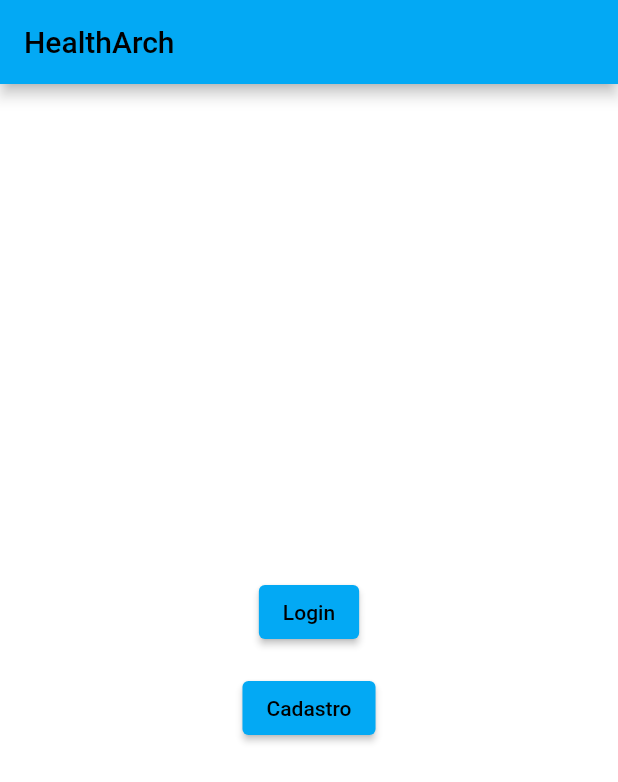
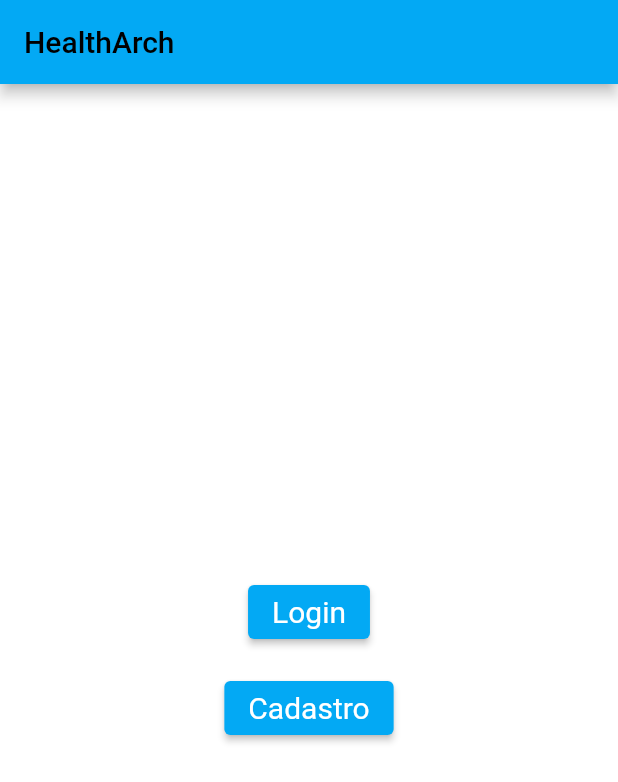
Before and after one commit to GABRIEL-ASSYS/HealthArch-Flutter-2.0, a Flutter app: the screen it shows after launch, on a phone screen of 412 x 824 dp. Shown: the top 782 px of the screen. Run offline on Flutter 3.47's test engine with Material 2 defaults, Android fonts, the phone set to English and light mode, and no system bars; our stand-ins replace cloud_firestore, firebase_auth, firebase_core; accounts and stored records are empty.

Commit message:
Update home_screen.dart

```diff
--- a/lib/screens/Home/home_screen.dart
+++ b/lib/screens/Home/home_screen.dart
@@ -3,7 +3,7 @@ import 'package:health_arch/screens/Cadastro/cadastro_screen.dart';
 import '../Login/login_screen.dart';
 
 class HomeScreen extends StatefulWidget {
-  const HomeScreen({super.key});
+  const HomeScreen({Key? key});
 
   @override
   HomeScreenState createState() => HomeScreenState();
@@ -24,6 +24,11 @@ class HomeScreenState extends State<HomeScreen> {
               onPressed: () {
                 _navigateToLoginScreen(context);
               },
+              style: ElevatedButton.styleFrom(
+                primary: Colors.lightBlue,
+                onPrimary: Colors.white,
+                textStyle: const TextStyle(fontSize: 20),
+              ),
               child: const Text('Login'),
             ),
             const SizedBox(height: 16.0),
@@ -31,6 +36,11 @@ class HomeScreenState extends State<HomeScreen> {
               onPressed: () {
                 _navigateToCadastroScreen(context);
               },
+              style: ElevatedButton.styleFrom(
+                primary: Colors.lightBlue,
+                onPrimary: Colors.white,
+                textStyle: const TextStyle(fontSize: 20),
+              ),
               child: const Text('Cadastro'),
             ),
           ],
@@ -83,3 +93,16 @@ class HomeScreenState extends State<HomeScreen> {
     );
   }
 }
+
+void main() {
+  runApp(
+    MaterialApp(
+      home: const HomeScreen(),
+      debugShowCheckedModeBanner: false,
+      theme: ThemeData(
+        primarySwatch: Colors.lightBlue,
+        scaffoldBackgroundColor: Colors.white,
+      ),
+    ),
+  );
+}
```
